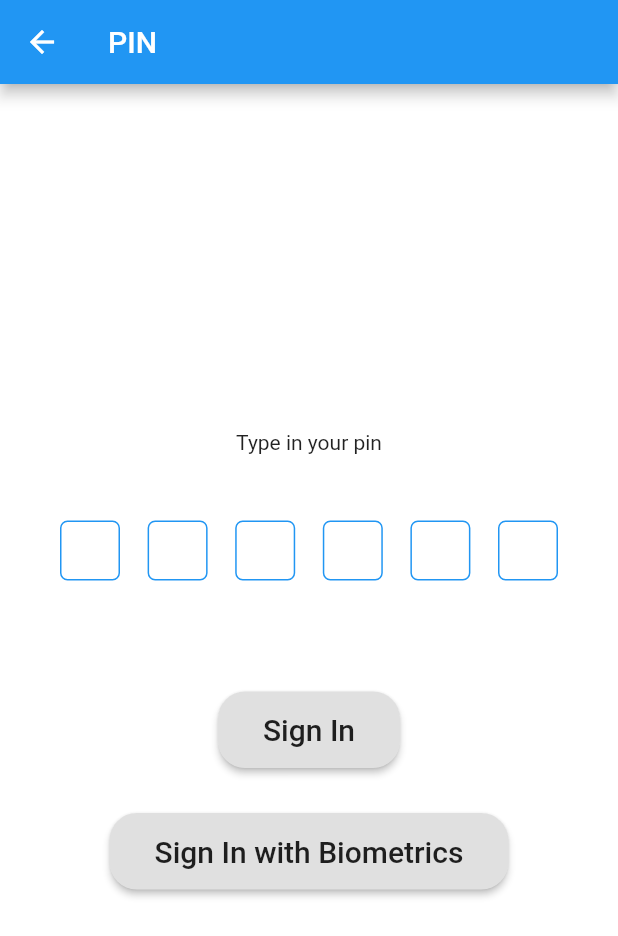
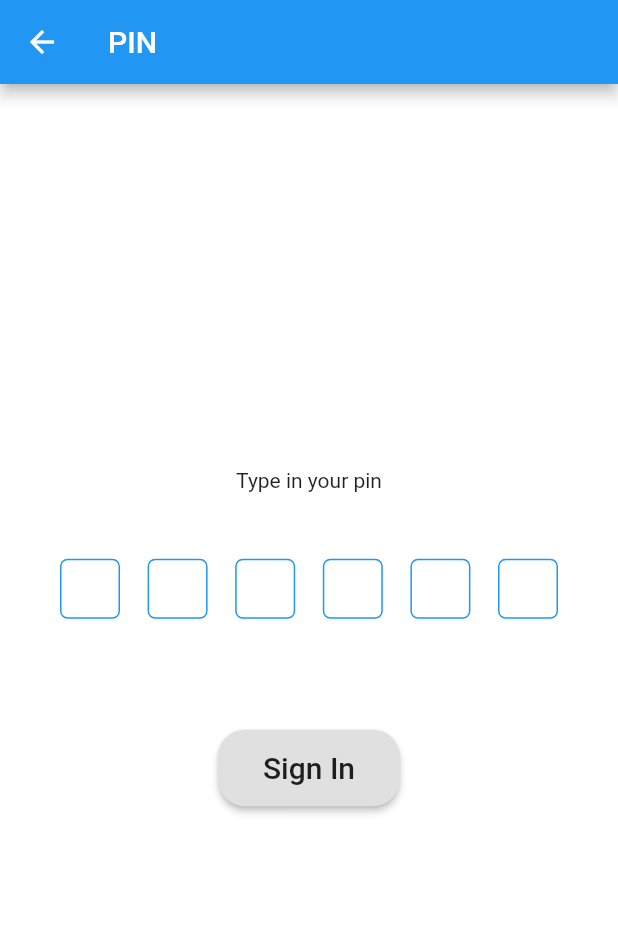
Before and after one commit to samuelobe/Flutter_Chat, a Flutter app: the AuthScreen screen opened directly, on a phone screen of 412 x 824 dp. Shown: the top 936 px of the screen. Run offline on Flutter 3.47's test engine with Material 2 defaults, Android fonts, the phone set to English and light mode, and no system bars; our stand-ins replace cloud_firestore, firebase_auth, flushbar, local_auth, pinput, shared_preferences and 1 more; accounts and stored records are empty.

Commit message:
Adding some finishing touches

```diff
--- a/lib/screens/auth_screen.dart
+++ b/lib/screens/auth_screen.dart
@@ -13,8 +13,8 @@ class AuthScreen extends StatefulWidget {
 }
 
 class AuthScreenState extends State<AuthScreen> {
-  final TextEditingController _pinPutController1 = TextEditingController();
-  final FocusNode _pinPutFocusNode1 = FocusNode();
+  final TextEditingController _pinPutController = TextEditingController();
+  final FocusNode _pinPutFocusNode = FocusNode();
   Auth auth = Auth();
   LocalAuthentication localAuth = LocalAuthentication();
 
@@ -49,8 +49,8 @@ class AuthScreenState extends State<AuthScreen> {
                     onSubmit: (String pin) {
                       submittedPin = pin;
                     },
-                    focusNode: _pinPutFocusNode1,
-                    controller: _pinPutController1,
+                    focusNode: _pinPutFocusNode,
+                    controller: _pinPutController,
                     submittedFieldDecoration: _pinPutDecoration.copyWith(
                         borderRadius: BorderRadius.circular(20)),
                     selectedFieldDecoration: _pinPutDecoration,
@@ -82,28 +82,28 @@ class AuthScreenState extends State<AuthScreen> {
                 SizedBox(
                   height: 30,
                 ),
-                RaisedButton(
-                  shape: RoundedRectangleBorder(
-                    borderRadius: BorderRadius.circular(18.0),
-                  ),
-                  child: Padding(
-                    padding: const EdgeInsets.all(14.0),
-                    child: Text(
-                      "Sign In with Biometrics",
-                      style: TextStyle(fontSize: 20),
-                    ),
-                  ),
-                  onPressed: () async {
-                    // bool biometricsAvailable =
-                    //     await localAuth.canCheckBiometrics;
+                // RaisedButton(
+                //   shape: RoundedRectangleBorder(
+                //     borderRadius: BorderRadius.circular(18.0),
+                //   ),
+                //   child: Padding(
+                //     padding: const EdgeInsets.all(14.0),
+                //     child: Text(
+                //       "Sign In with Biometrics",
+                //       style: TextStyle(fontSize: 20),
+                //     ),
+                //   ),
+                //   onPressed: () async {
+                //     bool biometricsAvailable =
+                //         await localAuth.canCheckBiometrics;
 
-                    // if (biometricsAvailable) {
-                    //   var auth = localAuth.authenticateWithBiometrics(
-                    //       localizedReason: "Sign into your chat app account");
-                    //   print(auth);
-                    // }
-                  },
-                ),
+                //     if (biometricsAvailable) {
+                //       var auth = localAuth.authenticateWithBiometrics(
+                //           localizedReason: "Sign into your chat app account");
+                //       print(auth);
+                //     }
+                //   },
+                // ),
               ],
             ),
           ),
--- a/lib/screens/create_pin_screen.dart
+++ b/lib/screens/create_pin_screen.dart
@@ -4,6 +4,7 @@ import 'package:chat_app/services/auth.dart';
 import 'package:flushbar/flushbar.dart';
 import 'package:flutter/material.dart';
 import 'package:pinput/pin_put/pin_put.dart';
+import 'package:local_auth/local_auth.dart';
 
 class CreatePinScreen extends StatefulWidget {
   final User user;
--- a/lib/services/database.dart
+++ b/lib/services/database.dart
@@ -43,7 +43,7 @@ class Database {
           .collection("chats")
           .document(email1)
           .setData({"chatUUID": idV1}, merge: true);
-      print("Does not exist");
+      print("Chat does not exist yet... Creating UUID");
     }
 
     return idV1;
```
